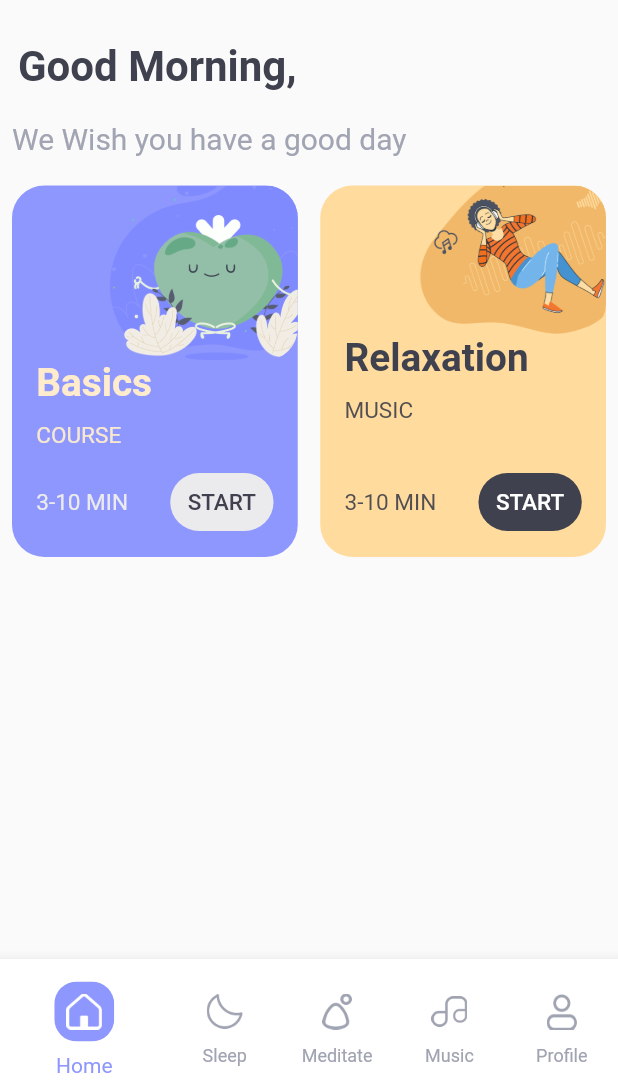
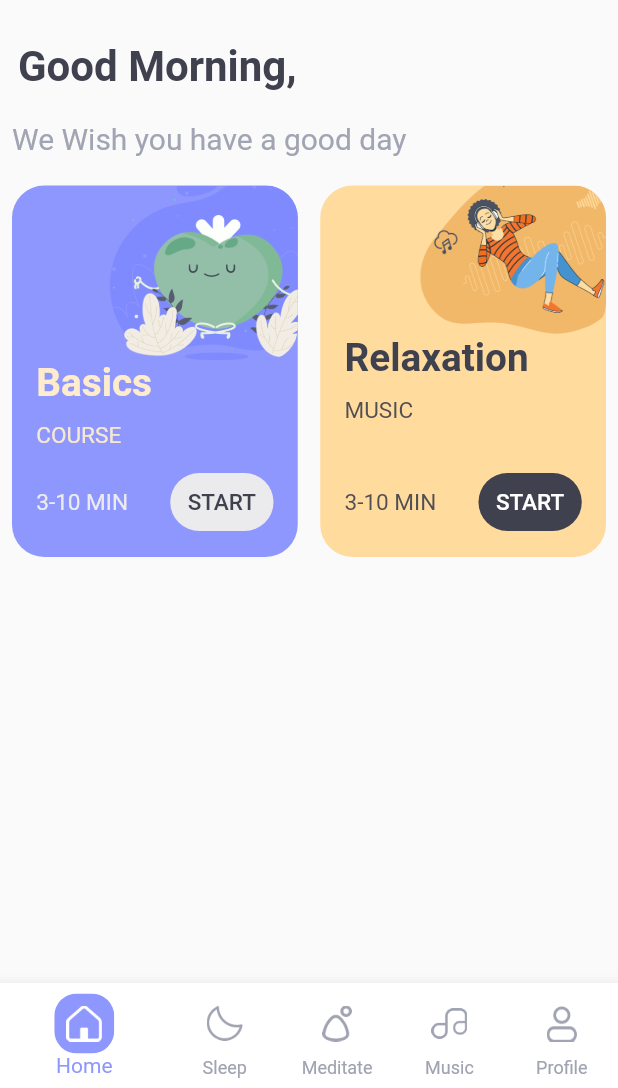
Before and after one commit to husen-hn/SilentMoon, a Flutter app: the screen it shows after launch, on a phone screen of 412 x 824 dp, the part 148-1236 px from its top. Run offline on Flutter 3.47's test engine with Material 2 defaults, Android fonts, the phone set to English and light mode, and no system bars.

Commit message:
navigation bar

```diff
--- a/lib/widget/navigation_bar.dart
+++ b/lib/widget/navigation_bar.dart
@@ -53,9 +53,7 @@ class _NavigationBarState extends State<NavigationBar> {
             color: iconColor,
           )),
       label: title,
-      activeIcon: Padding(
-        padding: EdgeInsets.all(8.0),
-        child: ClipRRect(
+      activeIcon: ClipRRect(
           borderRadius: BorderRadius.only(
             topLeft: Radius.circular(15.0),
             topRight: Radius.circular(15.0),
@@ -72,7 +70,6 @@ class _NavigationBarState extends State<NavigationBar> {
               ),
             ),
           )),
-      ),
       backgroundColor: widget.bgColor,
     );
   }
```
Lines whose indentation alone changed are shown as unchanged.
